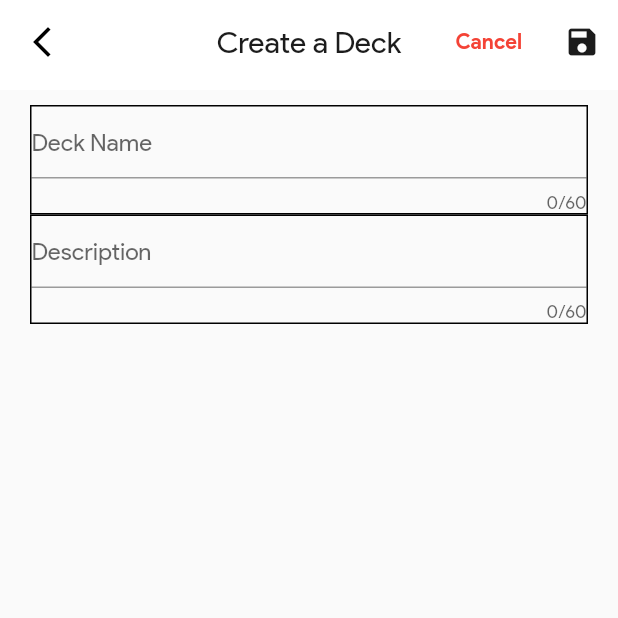
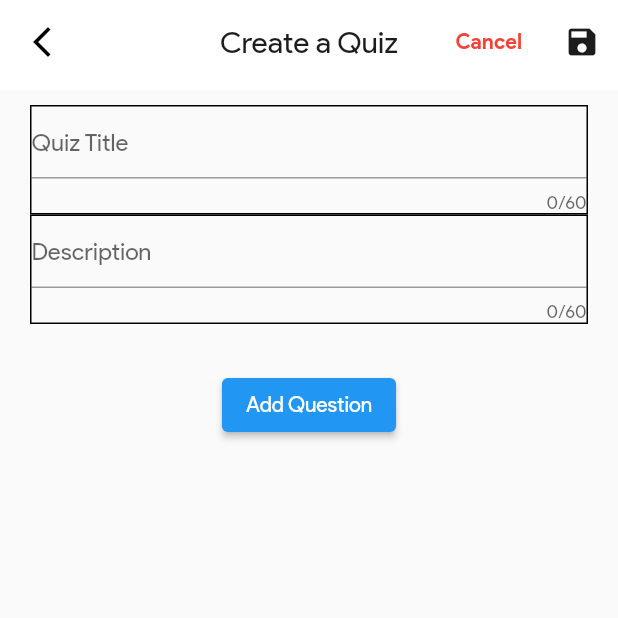
Before and after one commit to Bryan-Monterozo/study_first_ggs_later, a Flutter app: the QuizCreate screen opened directly, on a phone screen of 412 x 824 dp, the top half of it. Run offline on Flutter 3.47's test engine with Material 2 defaults, Android fonts, the phone set to English and light mode, and no system bars; our stand-ins replace card_swiper, cloud_firestore, firebase_core, flip_card, get, percent_indicator; accounts and stored records are empty; network calls fail.

Commit message:
Quiz: added getx, toggle textformfield

```diff
--- a/lib/main.dart
+++ b/lib/main.dart
@@ -1,5 +1,6 @@
 import 'package:flutter/material.dart';
 import 'package:firebase_core/firebase_core.dart';
+import 'package:get/get_navigation/src/root/get_material_app.dart';
 import 'package:study_first_ggs_later/modules/home/view/screens/home.dart';
 import 'firebase_options.dart';
 
@@ -41,7 +42,7 @@ class MyApp extends StatefulWidget {
 class _MyAppState extends State<MyApp> {
   @override
   Widget build(BuildContext context) {
-    return MaterialApp(
+    return GetMaterialApp(
       title: "Study First",
       debugShowCheckedModeBanner: false,
       theme: ThemeData(
--- /dev/null
+++ b/lib/modules/quiz/controller/quiz_get_controller.dart
@@ -0,0 +1,30 @@
+// import 'package:flutter/material.dart';
+import 'package:get/get.dart';
+// import 'package:study_first_ggs_later/modules/quiz/model/quiz_model.dart';
+// import 'package:study_first_ggs_later/modules/quiz/view/screens/quiz_add_question.dart';
+
+class QuizController extends GetxController {
+
+  RxBool hasQuestionField = false.obs;
+  RxString question = ''.obs;
+  RxString option1 = ''.obs;
+  RxString option2 = ''.obs;
+  RxString option3 = ''.obs;
+  RxString option4 = ''.obs;
+
+  void removeQuestionButton() {
+    hasQuestionField.value = true;
+  }
+
+  void addQuestionButton() {
+    hasQuestionField.value = false;
+  }
+
+  void deleteQuestionField() {
+    question.value = '';
+    option1.value = '';
+    option2.value = '';
+    option3.value = '';
+    option4.value = '';
+  }
+}
--- a/lib/modules/quiz/view/screens/quiz_catalogue.dart
+++ b/lib/modules/quiz/view/screens/quiz_catalogue.dart
@@ -1,4 +1,6 @@
 import 'package:flutter/material.dart';
+// import 'package:study_first_ggs_later/modules/quiz/view/screens/quiz_add_question.dart';
+import 'package:study_first_ggs_later/modules/quiz/view/screens/quiz_create.dart';
 import 'package:study_first_ggs_later/modules/shared/app_bar.dart';
 
 class QuizCatalogue extends StatelessWidget {
@@ -17,6 +19,7 @@ class QuizCatalogue extends StatelessWidget {
           ),
           IconButton(
             onPressed: () {
+              Navigator.push(context, MaterialPageRoute(builder: (context) => QuizCreate()));
             },
             icon: const Icon(Icons.add),
           ),
--- a/lib/modules/quiz/view/screens/quiz_create.dart
+++ b/lib/modules/quiz/view/screens/quiz_create.dart
@@ -1,25 +1,28 @@
 import 'package:flutter/material.dart';
+import 'package:get/get.dart';
+import 'package:study_first_ggs_later/modules/quiz/controller/quiz_get_controller.dart';
+import 'package:study_first_ggs_later/modules/quiz/model/quiz_model.dart';
+import 'package:study_first_ggs_later/modules/quiz/view/screens/quiz_add_question.dart';
 import 'package:study_first_ggs_later/modules/shared/app_bar.dart';
-import 'package:study_first_ggs_later/modules/quiz/services/quiz_catalogue_collection.dart';
+// import 'package:study_first_ggs_later/modules/quiz/services/quiz_catalogue_collection.dart';
 
-class QuizCreate extends StatefulWidget {
-  const QuizCreate({super.key});
+class QuizCreate extends StatelessWidget {
+  final QuizController quizController = Get.put(QuizController());
+  final QuestionModel? questionModel;
+  final quizId;
+
+  QuizCreate({super.key, this.questionModel, this.quizId,});
 
   @override
-  State<QuizCreate> createState() => _QuizCreateState();
-}
-
-class _QuizCreateState extends State<QuizCreate> {
+  Widget build(BuildContext context) {
 
     String quizTitle = '';
     String quizDesc = '';
 
-  @override
-  Widget build(BuildContext context) {
     return Scaffold(
       appBar: SharedAppBar(
         leading: leadingBack(context),
-        title: 'Create a Deck',
+        title: 'Create a Quiz',
         actions: [
           ElevatedButton(
             style: ElevatedButton.styleFrom(
@@ -37,41 +40,68 @@ class _QuizCreateState extends State<QuizCreate> {
           IconButton(
             icon: const Icon(Icons.save),
             onPressed: () {
-              QuizCatDB().addQuizToDB(
-                quizTitle: quizTitle,
-                quizDesc: quizDesc,);
-              Navigator.pop(context);
+              // QuizCatDB().addQuizToDB(
+              //   quizTitle: quizTitle,
+              //   quizDesc: quizDesc,);
+              // Navigator.pop(context);
             },
           ),
         ],
       ),
-      body: Container(
+      body: Builder(builder: (context) {
+        return Container(
           margin: const EdgeInsets.symmetric(horizontal: 20, vertical: 10),
-        child: Column(
+          child: Obx(
+            () => Column(
               children: [
                 Container(
                   decoration: BoxDecoration(border: Border.all()),
-              child: TextField(
+                  child: TextFormField(
                     maxLength: 60,
+                    validator: (value) => value!.isEmpty ? 'Enter a title' : null,
+                    initialValue: quizTitle,
                     onChanged: (value) {
                       quizTitle = value;
                     },
-                decoration: const InputDecoration(hintText: 'Deck Name'),
+                    decoration: const InputDecoration(hintText: 'Quiz Title'),
                   ),
                 ),
                 Container(
                   decoration: BoxDecoration(border: Border.all()),
-              child: TextField(
+                  child: TextFormField(
                     maxLength: 60,
+                    validator: (value) => value!.isEmpty ? 'Enter a title' : null,
+                    initialValue: quizDesc,
                     onChanged: (value) {
                       quizDesc = value;
                     },
                     decoration: const InputDecoration(hintText: 'Description'),
                   ),
                 ),
+                  quizController.hasQuestionField.value == false
+                    ? Container(
+                        margin: const EdgeInsets.all(30),
+                        child: Column(
+                            crossAxisAlignment: CrossAxisAlignment.center,
+                            children: [
+                              ElevatedButton(
+                                  onPressed: () {
+                                    quizController.removeQuestionButton();
+                                    debugPrint('${quizController.hasQuestionField.value}');
+                                  },
+                                  child: const Text('Add Question')),
+                            ]),
+                      )
+                    : Container(
+                        padding: const EdgeInsets.all(10),
+                        margin: const EdgeInsets.all(10),
+                        child: QuizAddQuestion(questionModel: questionModel, quizId: quizId,)
+                      ),
               ],
             ),
           ),
         );
+      }),
+    );
   }
 }
--- a/lib/modules/reviewer/view/screens/reviewer_flash_card/reviewer_fc_add_card.dart
+++ b/lib/modules/reviewer/view/screens/reviewer_flash_card/reviewer_fc_add_card.dart
@@ -1,6 +1,5 @@
 // ignore_for_file: public_member_api_docs, sort_constructors_first
 import 'package:flutter/material.dart';
-
 import 'package:study_first_ggs_later/modules/reviewer/models/fc_model.dart';
 import 'package:study_first_ggs_later/modules/reviewer/services/reviewer_fc_collection.dart';
 import 'package:study_first_ggs_later/modules/shared/app_bar.dart';
--- a/pubspec.yaml
+++ b/pubspec.yaml
@@ -43,6 +43,8 @@ dependencies:
   intl: ^0.18.1
   swipe_cards: ^2.0.0+1
   card_swiper: ^3.0.1
+  shared_preferences: ^2.2.1
+  get: ^4.6.6
 
 dev_dependencies:
   flutter_test:
```
Also changed, not shown: lib/modules/home/view/screens/home.dart (+16 -5 lines), lib/modules/quiz/view/screens/quiz_add_question.dart (added, +106 -0 lines), lib/modules/quiz/view/screens/quiz_create_question.dart (deleted, +0 -107 lines), lib/modules/shared/widgets/drawer_widgets.dart (+17 -7 lines), pubspec.lock, 1 other file. Lines whose indentation alone changed are shown as unchanged.
